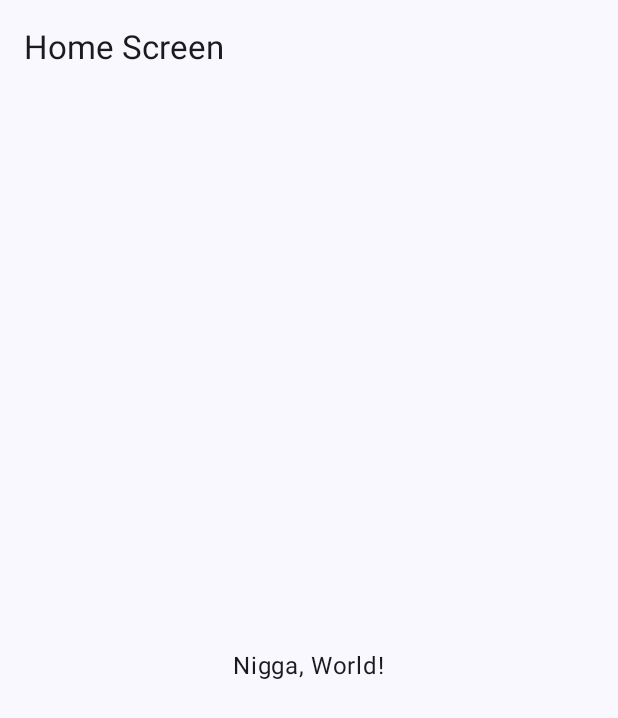
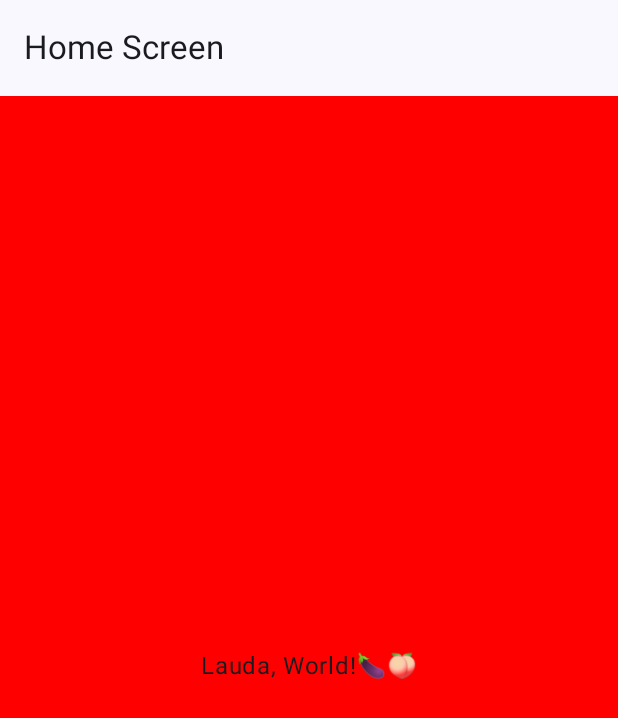
Before and after one commit to abhi7varshi/chef-in-home, an Android app built with Jetpack Compose: the screen it shows after launch (MainActivity), on a phone screen of 412 x 824 dp. Shown: the top 718 px of the screen. Run offline under Robolectric (Android 15) with nearby library versions, the phone set to English and light mode, and no system bars; our stand-ins replace Dagger/Hilt's generated code.

Commit message:
Shreyank-first-change-ChefApp

```diff
--- a/ChefApp/app/src/main/java/com/example/chefapp/MainActivity.kt
+++ b/ChefApp/app/src/main/java/com/example/chefapp/MainActivity.kt
@@ -6,6 +6,7 @@ import android.os.Bundle
 import androidx.activity.ComponentActivity
 import androidx.activity.compose.setContent
 import androidx.activity.enableEdgeToEdge
+import androidx.compose.foundation.background
 import androidx.compose.foundation.layout.Box
 import androidx.compose.foundation.layout.fillMaxSize
 import androidx.compose.foundation.layout.padding
@@ -16,6 +17,7 @@ import androidx.compose.material3.TopAppBar
 import androidx.compose.runtime.Composable
 import androidx.compose.ui.Alignment
 import androidx.compose.ui.Modifier
+import androidx.compose.ui.graphics.Color
 import androidx.compose.ui.tooling.preview.Preview
 import com.example.chefapp.ui.theme.ChefAppTheme
 import dagger.hilt.android.AndroidEntryPoint
@@ -42,10 +44,12 @@ fun HomeScreen() {
         Box(
             modifier = Modifier
                 .padding(innerPadding)
-                .fillMaxSize(),
+                .fillMaxSize()
+                .background(color = Color.Red)
+            ,
             contentAlignment = Alignment.Center
         ) {
-            Text("Nigga, World!")
+            Text("Lauda, World!🍆🍑")
         }
     }
 }
```
